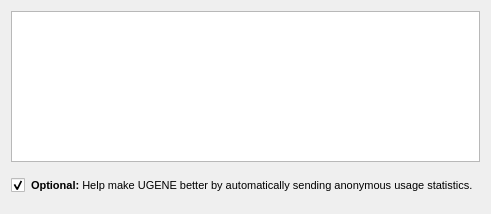
First picture: the form in src/ugeneui/src/shtirlitz/ui/StatisticalReport.ui, repository violethaze74/ugene, before the edit.
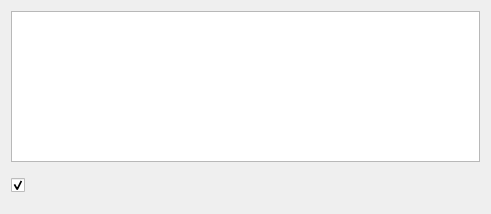
Second picture: the form after the edit.

Commit message: "What's new" widget font size fix

What changed in the file:
```diff
--- a/src/ugeneui/src/shtirlitz/ui/StatisticalReport.ui
+++ b/src/ugeneui/src/shtirlitz/ui/StatisticalReport.ui
@@ -82,14 +82,7 @@
         <enum>Qt::RightToLeft</enum>
        </property>
        <property name="text">
-        <string>&lt;!DOCTYPE HTML PUBLIC &quot;-//W3C//DTD HTML 4.0//EN&quot; &quot;http://www.w3.org/TR/REC-html40/strict.dtd&quot;&gt;
-&lt;html&gt;&lt;head&gt;&lt;meta name=&quot;qrichtext&quot; content=&quot;1&quot; /&gt;&lt;style type=&quot;text/css&quot;&gt;
-p, li { white-space: pre-wrap; }
-&lt;/style&gt;&lt;/head&gt;&lt;body style=&quot; font-family:'MS Shell Dlg 2'; font-size:8.25pt; font-weight:400; font-style:normal;&quot;&gt;
-&lt;p style=&quot; margin-top:0px; margin-bottom:0px; margin-left:0px; margin-right:0px; -qt-block-indent:0; text-indent:0px;&quot;&gt;&lt;span style=&quot; font-weight:600;&quot;&gt;Optional:&lt;/span&gt; Help make UGENE better by automatically sending anonymous usage statistics.&lt;/p&gt;&lt;/body&gt;&lt;/html&gt;</string>
-       </property>
-       <property name="textFormat">
-        <enum>Qt::RichText</enum>
+        <string/>
        </property>
        <property name="scaledContents">
         <bool>false</bool>
```
Left out of the diff: 4 changed lines with no effect on the pictures. The commit also changes 1 other file.
